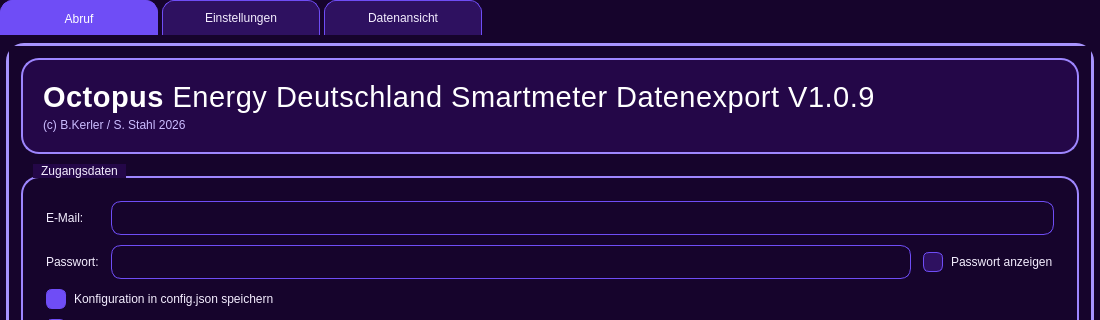
Qt form octopusdetool/octopusdetool_gui.ui (bkerler/octopusdetool) before a commit; both pictures show x 0 to 1100 and y 0 to 320 of the 1100 by 860 pixel window.
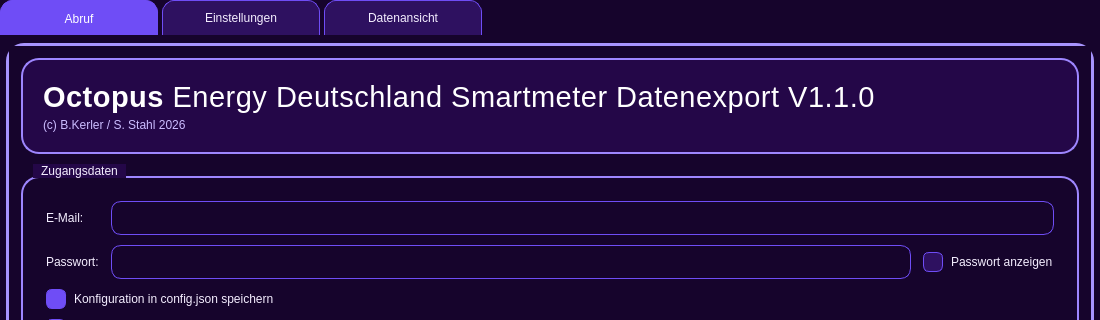
The same form after that commit.

Diff of the .ui file:
```diff
--- a/octopusdetool/octopusdetool_gui.ui
+++ b/octopusdetool/octopusdetool_gui.ui
@@ -482,7 +482,7 @@
               <item>
                <widget class="QLabel" name="heroTitleLabel">
                 <property name="text">
-                 <string>&lt;html&gt;&lt;head/&gt;&lt;body&gt;&lt;p&gt;&lt;span style=&quot;font-family:'Ubuntu Sans'; font-size:22pt; font-weight:700; color:#ffffff;&quot;&gt;Octopus&lt;/span&gt;&lt;span style=&quot;font-family:'Ubuntu Sans'; font-size:22pt; font-weight:300; color:#ffffff;&quot;&gt; Energy Deutschland Smartmeter Datenexport V1.0.9&lt;/span&gt;&lt;/p&gt;&lt;/body&gt;&lt;/html&gt;</string>
+                 <string>&lt;html&gt;&lt;head/&gt;&lt;body&gt;&lt;p&gt;&lt;span style=&quot;font-family:'Ubuntu Sans'; font-size:22pt; font-weight:700; color:#ffffff;&quot;&gt;Octopus&lt;/span&gt;&lt;span style=&quot;font-family:'Ubuntu Sans'; font-size:22pt; font-weight:300; color:#ffffff;&quot;&gt; Energy Deutschland Smartmeter Datenexport V1.1.0&lt;/span&gt;&lt;/p&gt;&lt;/body&gt;&lt;/html&gt;</string>
                 </property>
                 <property name="wordWrap">
                  <bool>true</bool>
```
Left out of the diff: 2 changed lines with no effect on the pictures.
